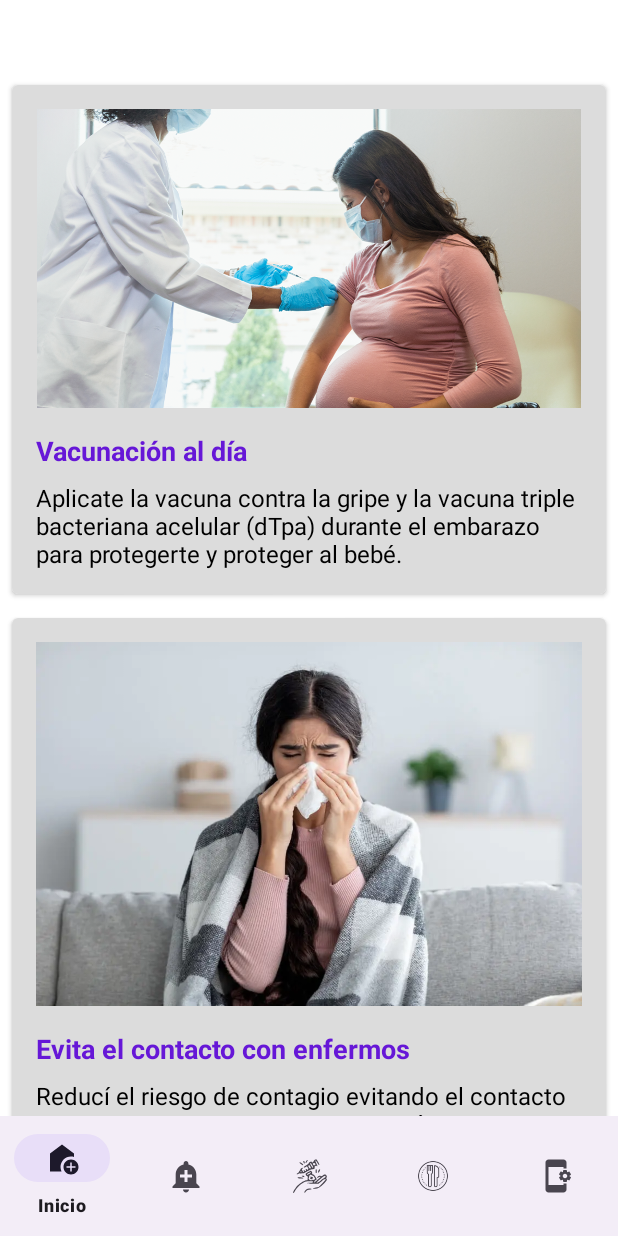
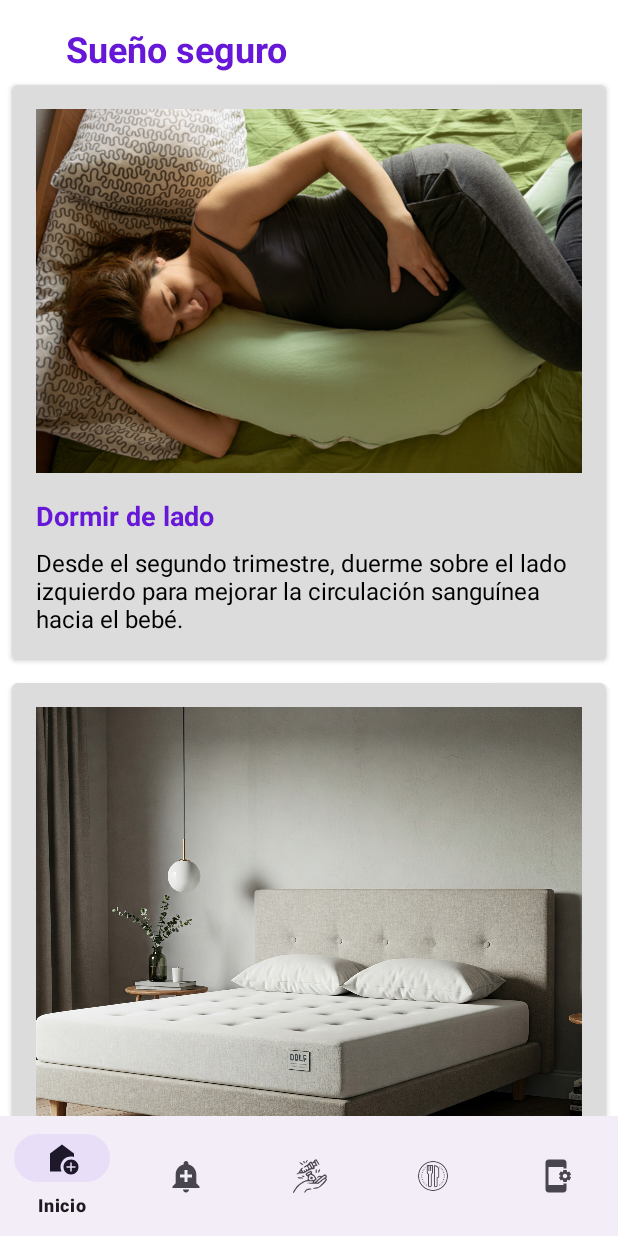
Before and after one commit to AldanaDeSampigny/TNT-materno-infantil, an Android app: the screen it shows after launch (MainActivity), after a tap on "Sueño seguro", on a phone screen of 412 x 824 dp. Run offline under Robolectric (Android 15) with nearby library versions, the light colour scheme and no system bars; our stand-ins replace navigation-ui.

Commit message:
pasaje de nombre categoria del carusel

```diff
--- a/MaternoInfantil/app/src/main/java/com/example/materno_infantil/controllers/ConsejosFragment.kt
+++ b/MaternoInfantil/app/src/main/java/com/example/materno_infantil/controllers/ConsejosFragment.kt
@@ -5,16 +5,22 @@
 import android.view.LayoutInflater
 import android.view.View
 import android.view.ViewGroup
+import androidx.navigation.fragment.navArgs
 import androidx.recyclerview.widget.LinearLayoutManager
 import androidx.recyclerview.widget.RecyclerView
 import com.example.materno_infantil.models.Consejo
 import com.example.materno_infantil.adapters.ConsejoAdapter
 import com.example.materno_infantil.R
+import android.widget.TextView
 
+import android.util.Log
 class ConsejosFragment : Fragment() {
 
     private lateinit var recyclerView: RecyclerView
-    //private lateinit var binding: FragmentConsejosLactanciaBinding
+    private lateinit var tituloCategoriaTextView : TextView
+
+    private val args: ConsejosFragmentArgs by navArgs()
+
 
     override fun onCreateView(
         inflater: LayoutInflater, container: ViewGroup?,
@@ -27,17 +33,19 @@
 
     override fun onViewCreated(view: View, savedInstanceState: Bundle?) {
         super.onViewCreated(view, savedInstanceState)
+        Log.i("CONSEJOS", "Args: "+args)
 
-        val nombreCategoria = "enfermedades respiratorias"
+        tituloCategoriaTextView = view.findViewById(R.id.tituloCategoriatextView)
+        tituloCategoriaTextView.text = args.nombreCategoria
 
-        val consejoAdapter = ConsejoAdapter(obtenerListaDeConsejos(nombreCategoria))
+        val consejoAdapter = ConsejoAdapter(obtenerListaDeConsejos(args.nombreCategoria))
         recyclerView.adapter = consejoAdapter
         recyclerView.layoutManager = LinearLayoutManager(requireContext())
     }
 
 
     fun obtenerListaDeConsejos(nombreCategoria: String): List<Consejo> {
-        if (nombreCategoria == "lactancia"){
+        if (nombreCategoria == "Lactancia"){
             return listOf(
                 Consejo("Inicio temprano", "Amamanta a tu bebé tan pronto como sea posible después del nacimiento.", R.drawable.lactancia1),
                 Consejo("Buena prendida", "Asegúrate de que el bebé esté bien prendido al pecho para evitar dolor y asegurar una buena alimentación.", R.drawable.lactancia2),
@@ -50,7 +58,7 @@
             )
         }
 
-        if(nombreCategoria == "sueño seguro"){
+        if(nombreCategoria == "Sueño seguro"){
             return listOf(
                 Consejo("Dormir de lado", "Desde el segundo trimestre, duerme sobre el lado izquierdo para mejorar la circulación sanguínea hacia el bebé.", R.drawable.dormir1),
                 Consejo("Evita colchones blandos", "Asegúrate de dormir en un colchón firme que mantenga una postura adecuada durante el embarazo.", R.drawable.dormir2),
@@ -60,7 +68,7 @@
             )
         }
 
-        if (nombreCategoria == "alimentacion"){
+        if (nombreCategoria == "Alimentación"){
             return listOf(
                 Consejo("Alimentación equilibrada", "Consume una dieta variada que incluya frutas, verduras, cereales integrales, proteínas magras y lácteos.", R.drawable.alimantacion1),
                 Consejo("Ácido fólico diario", "Toma suplementos de ácido fólico antes y durante el embarazo para prevenir defectos del tubo neural.", R.drawable.alimentacion2),
@@ -73,7 +81,7 @@
             );
         }
 
-        if (nombreCategoria == "enfermedades respiratorias"){
+        if (nombreCategoria == "Enfermedades respiratorias"){
             return listOf(
                 Consejo("Vacunación al día", "Aplicate la vacuna contra la gripe y la vacuna triple bacteriana acelular (dTpa) durante el embarazo para protegerte y proteger al bebé.", R.drawable.respiratorias1),
                 Consejo("Evita el contacto con enfermos", "Reducí el riesgo de contagio evitando el contacto cercano con personas que tengan síntomas respiratorios.", R.drawable.respiratorias2),
--- a/MaternoInfantil/app/src/main/java/com/example/materno_infantil/controllers/HomeFragment.kt
+++ b/MaternoInfantil/app/src/main/java/com/example/materno_infantil/controllers/HomeFragment.kt
@@ -23,7 +23,6 @@
     private lateinit var items: MutableList<CategoriaConsejo>
     private val categoriaViewModel: CategoriasViewModel by viewModels()
 
-
     override fun onCreateView(inflater: LayoutInflater, container: ViewGroup?,
         savedInstanceState: Bundle?
     ): View? {
@@ -40,8 +39,10 @@
 
         categoriaViewModel.items.observe(viewLifecycleOwner) { lista ->
             caruselAdapter = CaruselHomeAdapter(lista) { categoria ->
+                val categoriaNombre : String = categoria.nombre.toString()
                 val action =
-                    HomeFragmentDirections.actionHomeFragmentToConsejosFragment(categoria.nombre)
+                    HomeFragmentDirections.actionHomeFragmentToConsejosFragment(categoriaNombre)
+                     //Log.info("HOME", categoria.nombre)
                 view.findNavController().navigate(action)
             }
             recyclerView.adapter = caruselAdapter
--- a/MaternoInfantil/app/src/main/java/com/example/materno_infantil/viewModels/CategoriasViewModel.kt
+++ b/MaternoInfantil/app/src/main/java/com/example/materno_infantil/viewModels/CategoriasViewModel.kt
@@ -10,7 +10,7 @@
         mutableListOf(
             CategoriaConsejo("Lactancia", R.drawable.lactancia1, false),
             CategoriaConsejo("Sueño seguro", R.drawable.dormir4, false),
-            CategoriaConsejo("Enfermedades Respiratorias", R.drawable.respiratorias2, false),
+            CategoriaConsejo("Enfermedades respiratorias", R.drawable.respiratorias2, false),
             CategoriaConsejo("Alimentación", R.drawable.alimentacion3, false),
             CategoriaConsejo("Epidemiología", R.drawable.dormir3, false)
         )
--- a/MaternoInfantil/app/src/main/res/layout/fragment_consejos.xml
+++ b/MaternoInfantil/app/src/main/res/layout/fragment_consejos.xml
@@ -5,6 +5,18 @@
     android:layout_width="match_parent"
     android:layout_height="match_parent"
     android:id="@+id/ConsejosFragment">
+
+    <TextView
+        android:id="@+id/tituloCategoriatextView"
+        android:layout_width="wrap_content"
+        android:layout_height="wrap_content"
+        android:layout_marginStart="44dp"
+        android:layout_marginTop="16dp"
+        android:textColor="#6617D7"
+        android:textSize="24sp"
+        android:textStyle="bold"
+        app:layout_constraintStart_toStartOf="parent"
+        app:layout_constraintTop_toTopOf="parent" />
 
     <TextView
         android:id="@+id/textView3"
--- a/MaternoInfantil/app/src/main/res/navigation/nav_graph.xml
+++ b/MaternoInfantil/app/src/main/res/navigation/nav_graph.xml
@@ -19,7 +19,8 @@
         android:label="ConsejosFragment" >
         <argument
             android:name="nombreCategoria"
-            app:argType="string" />
+            app:argType="string"
+            android:defaultValue="lactancia"/>
     </fragment>
     <fragment
         android:id="@+id/calendarioVacunasFragment"
```
